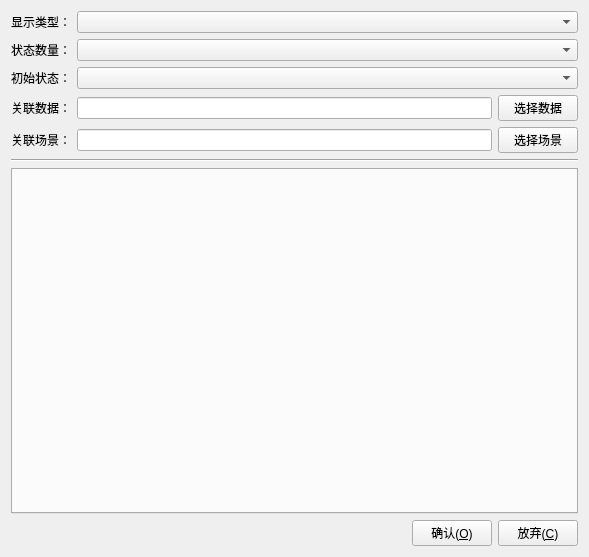
First picture: the form in SKDraw/shaprelate.ui, repository song-kang/SKHMIProject, before the edit.
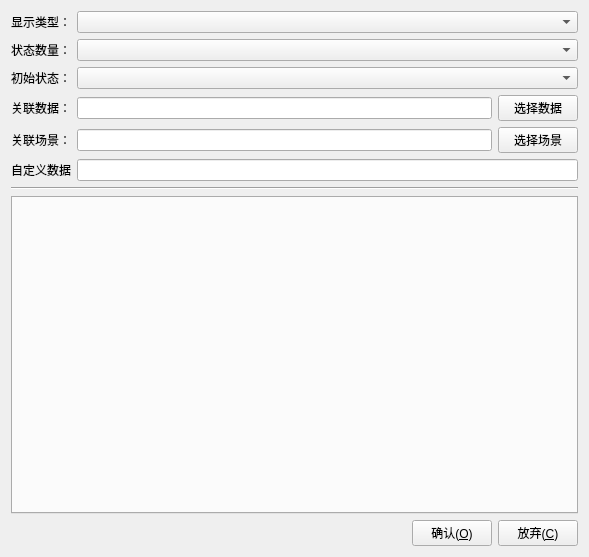
Second picture: the form after the edit. Icons and pictures are not drawn.

```diff
--- a/SKDraw/shaprelate.ui
+++ b/SKDraw/shaprelate.ui
@@ -107,6 +107,16 @@
          </item>
         </layout>
        </item>
+       <item row="5" column="0">
+        <widget class="QLabel" name="labelCustom">
+         <property name="text">
+          <string>自定义数据</string>
+         </property>
+        </widget>
+       </item>
+       <item row="5" column="1">
+        <widget class="QLineEdit" name="lineEditCustom"/>
+       </item>
       </layout>
      </item>
      <item>
```
